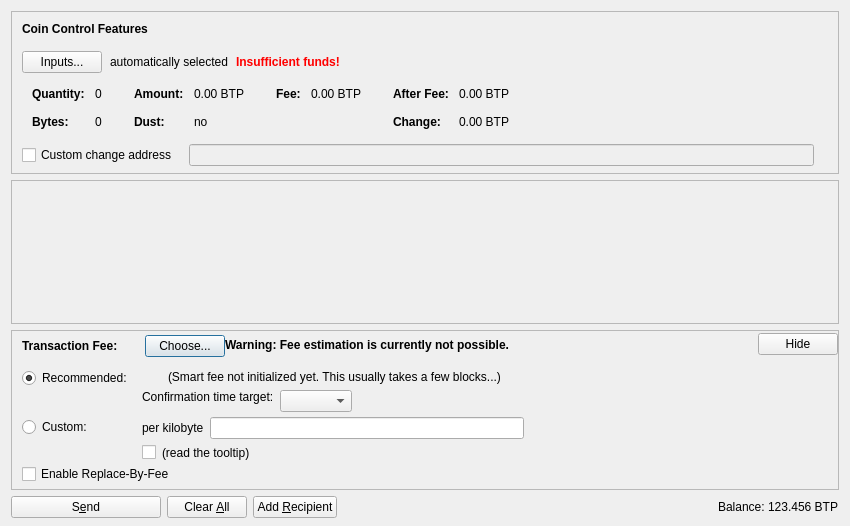
This is src/qt/forms/sendcoinsdialog.ui in Betchip/Betchip as Qt 5 draws it before an edit. The edited form follows.
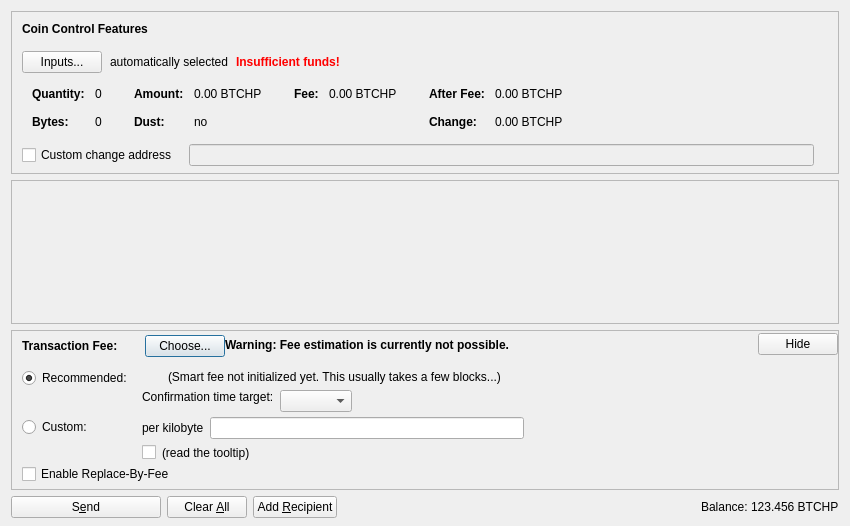
This is the edited form. Icons and pictures are not drawn. Custom widgets are drawn as their Qt base class.

Commit message: renamed symbol btp to btchp & adjusted mining reward

```diff
--- a/src/qt/forms/sendcoinsdialog.ui
+++ b/src/qt/forms/sendcoinsdialog.ui
@@ -324,7 +324,7 @@
                   <enum>Qt::ActionsContextMenu</enum>
                  </property>
                  <property name="text">
-                  <string notr="true">0.00 BTP</string>
+                  <string notr="true">0.00 BTCHP</string>
                  </property>
                  <property name="textInteractionFlags">
                   <set>Qt::LinksAccessibleByMouse|Qt::TextSelectableByKeyboard|Qt::TextSelectableByMouse</set>
@@ -404,7 +404,7 @@
                   <enum>Qt::ActionsContextMenu</enum>
                  </property>
                  <property name="text">
-                  <string notr="true">0.00 BTP</string>
+                  <string notr="true">0.00 BTCHP</string>
                  </property>
                  <property name="textInteractionFlags">
                   <set>Qt::LinksAccessibleByMouse|Qt::TextSelectableByKeyboard|Qt::TextSelectableByMouse</set>
@@ -455,7 +455,7 @@
                   <enum>Qt::ActionsContextMenu</enum>
                  </property>
                  <property name="text">
-                  <string notr="true">0.00 BTP</string>
+                  <string notr="true">0.00 BTCHP</string>
                  </property>
                  <property name="textInteractionFlags">
                   <set>Qt::LinksAccessibleByMouse|Qt::TextSelectableByKeyboard|Qt::TextSelectableByMouse</set>
@@ -484,7 +484,7 @@
                   <enum>Qt::ActionsContextMenu</enum>
                  </property>
                  <property name="text">
-                  <string notr="true">0.00 BTP</string>
+                  <string notr="true">0.00 BTCHP</string>
                  </property>
                  <property name="textInteractionFlags">
                   <set>Qt::LinksAccessibleByMouse|Qt::TextSelectableByKeyboard|Qt::TextSelectableByMouse</set>
@@ -1249,7 +1249,7 @@
           <cursorShape>IBeamCursor</cursorShape>
          </property>
          <property name="text">
-          <string notr="true">123.456 BTP</string>
+          <string notr="true">123.456 BTCHP</string>
          </property>
          <property name="textInteractionFlags">
           <set>Qt::LinksAccessibleByMouse|Qt::TextSelectableByKeyboard|Qt::TextSelectableByMouse</set>
```
The commit also changes 65 other files.
